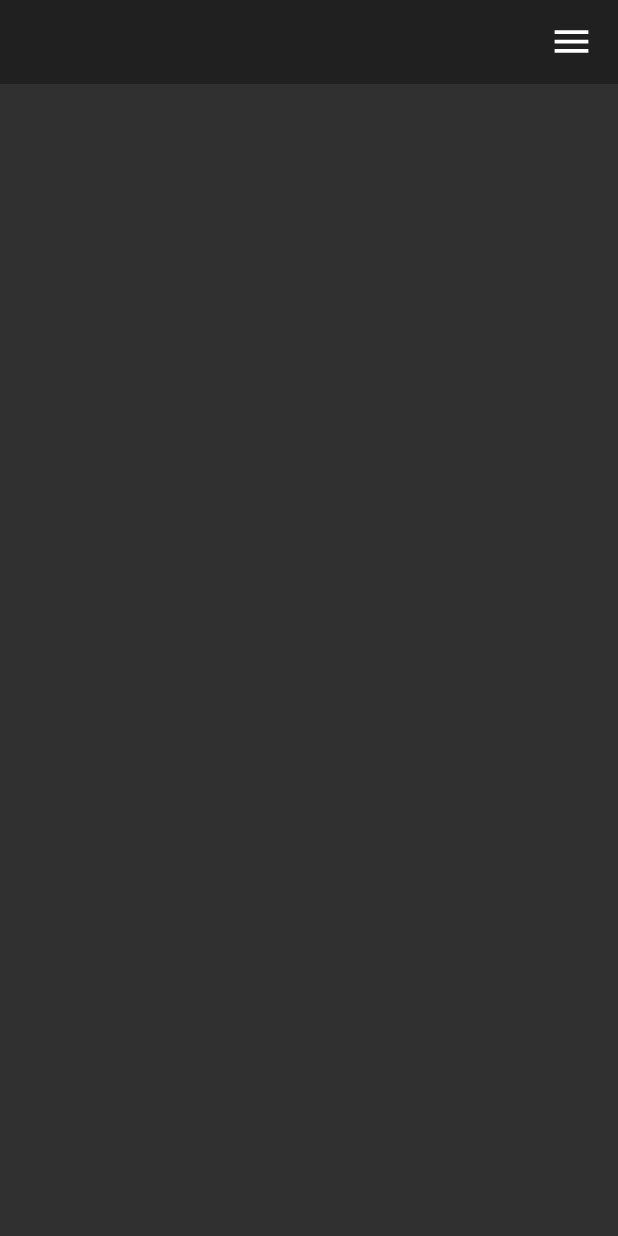
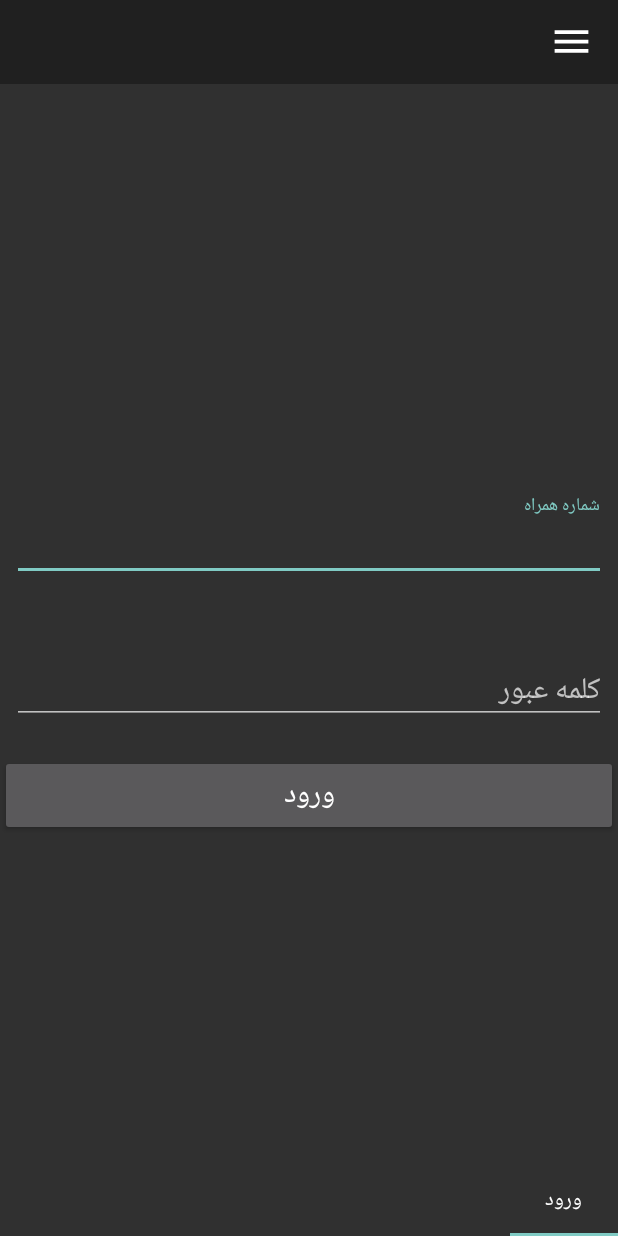
Before and after one commit to ahmader68/KalaBean, an Android app: the screen it shows after launch (MainActivity), on a phone screen of 412 x 824 dp. Run offline under Robolectric (Android 15) with nearby library versions, the phone set to English and light mode, and no system bars.

Commit message:
Based UI for Login fragment finished

```diff
--- /dev/null
+++ b/app/src/main/java/com/intek/kalabean/Adapters/ViewPagerAdapter.java
@@ -0,0 +1,39 @@
+package com.intek.kalabean.Adapters;
+
+import android.support.annotation.Nullable;
+import android.support.v4.app.Fragment;
+import android.support.v4.app.FragmentManager;
+import android.support.v4.app.FragmentStatePagerAdapter;
+
+import java.util.ArrayList;
+import java.util.List;
+
+public class ViewPagerAdapter extends FragmentStatePagerAdapter {
+    private List<Fragment> fragments;
+    private List<String> titles;
+    public ViewPagerAdapter(FragmentManager fm) {
+        super(fm);
+        fragments = new ArrayList<>();
+        titles = new ArrayList<>();
+    }
+
+    @Override
+    public Fragment getItem(int i) {
+        return fragments.get(i);
+    }
+
+    @Override
+    public int getCount() {
+        return fragments.size();
+    }
+    public void addFragment(Fragment fragment,String title){
+        fragments.add(fragment);
+        titles.add(title);
+    }
+
+    @Nullable
+    @Override
+    public CharSequence getPageTitle(int position) {
+        return titles.get(position);
+    }
+}
--- /dev/null
+++ b/app/src/main/java/com/intek/kalabean/Login/LoginContract.java
@@ -0,0 +1,13 @@
+package com.intek.kalabean.Login;
+
+import com.intek.kalabean.Base.BasePresenter;
+import com.intek.kalabean.Base.BaseView;
+
+public interface LoginContract {
+    interface View extends BaseView{
+
+    }
+    interface Presenter extends BasePresenter<View>{
+
+    }
+}
--- /dev/null
+++ b/app/src/main/java/com/intek/kalabean/Login/LoginFragment.java
@@ -0,0 +1,67 @@
+package com.intek.kalabean.Login;
+
+import android.content.Context;
+import android.support.design.widget.TextInputEditText;
+import android.support.design.widget.TextInputLayout;
+import android.view.View;
+import android.widget.Button;
+import android.widget.Toast;
+
+import com.intek.kalabean.Base.BaseFragment;
+import com.intek.kalabean.R;
+
+public class LoginFragment extends BaseFragment implements LoginContract.View {
+    TextInputLayout tilFragmentLoginUsername;
+    TextInputLayout tilFragmentLoginPassword;
+    TextInputEditText edtFragmentLoginUsername;
+    TextInputEditText edtFragmentLoginPassword;
+    Button btnFragmentLoginLogin;
+    @Override
+    public int getLayout() {
+        return R.layout.fragment_login;
+    }
+
+    @Override
+    public void setupViews() {
+        tilFragmentLoginUsername = rootView.findViewById(R.id.til_fragmentLogin_username);
+        tilFragmentLoginPassword = rootView.findViewById(R.id.til_fragmentLogin_password);
+        edtFragmentLoginUsername = rootView.findViewById(R.id.edt_fragmentLogin_username);
+        edtFragmentLoginPassword = rootView.findViewById(R.id.edt_fragmentLogin_password);
+        btnFragmentLoginLogin = rootView.findViewById(R.id.btn_fragmentLogin_login);
+        btnFragmentLoginLogin.setOnClickListener(new View.OnClickListener() {
+            @Override
+            public void onClick(View view) {
+                if(!validateUsername() || !validatePassword()){
+                    return;
+                }else{
+                    Toast.makeText(getViewContext(), "Continue", Toast.LENGTH_SHORT).show();
+                }
+            }
+        });
+    }
+
+    @Override
+    public Context getViewContext() {
+        return getContext();
+    }
+    private boolean validateUsername(){
+        String usernameInput = edtFragmentLoginUsername.getText().toString().trim();
+        if(usernameInput.isEmpty()){
+            tilFragmentLoginUsername.setError("فیلد نام کاربری خالی است");
+            return false;
+        }else{
+            tilFragmentLoginUsername.setError(null);
+            return true;
+        }
+    }
+    private boolean validatePassword(){
+        String passwordInput = edtFragmentLoginPassword.getText().toString().trim();
+        if(passwordInput.isEmpty()){
+            tilFragmentLoginPassword.setError("فیلد کلمه عبور خالی است");
+            return false;
+        }else {
+            tilFragmentLoginPassword.setError(null);
+            return true;
+        }
+    }
+}
--- /dev/null
+++ b/app/src/main/java/com/intek/kalabean/Login/LoginPresenter.java
@@ -0,0 +1,13 @@
+package com.intek.kalabean.Login;
+
+public class LoginPresenter implements LoginContract.Presenter {
+    @Override
+    public void attachView(LoginContract.View view) {
+
+    }
+
+    @Override
+    public void detachView() {
+
+    }
+}
--- a/app/src/main/java/com/intek/kalabean/MainActivity.java
+++ b/app/src/main/java/com/intek/kalabean/MainActivity.java
@@ -1,6 +1,10 @@
 package com.intek.kalabean;
 
+import android.support.design.widget.TabLayout;
+import android.support.v4.app.FragmentManager;
+import android.support.v4.app.FragmentTransaction;
 import android.support.v4.view.GravityCompat;
+import android.support.v4.view.ViewPager;
 import android.support.v4.widget.DrawerLayout;
 import android.support.v7.app.AppCompatActivity;
 import android.os.Bundle;
@@ -8,16 +12,22 @@ import android.view.Gravity;
 import android.view.View;
 import android.widget.ImageView;
 
+import com.intek.kalabean.Adapters.ViewPagerAdapter;
+import com.intek.kalabean.Login.LoginFragment;
+
 public class MainActivity extends AppCompatActivity {
 
     DrawerLayout drawer;
     ImageView hamburgMenu;
-
+    ViewPagerAdapter viewPagerAdapter;
+    TabLayout tabLayout;
+    ViewPager viewPager;
     @Override
     protected void onCreate(Bundle savedInstanceState) {
         super.onCreate(savedInstanceState);
         setContentView(R.layout.activity_main);
-
+        tabLayout = findViewById(R.id.tabLayout);
+        viewPager = findViewById(R.id.viewPager);
         drawer = findViewById(R.id.drawer);
         hamburgMenu = findViewById(R.id.hamburgMenu);
 
@@ -27,5 +37,10 @@ public class MainActivity extends AppCompatActivity {
                 drawer.openDrawer(GravityCompat.START);
             }
         });
+
+        viewPagerAdapter = new ViewPagerAdapter(getSupportFragmentManager());
+        viewPagerAdapter.addFragment(new LoginFragment(),"ورود");
+        viewPager.setAdapter(viewPagerAdapter);
+        tabLayout.setupWithViewPager(viewPager);
     }
 }
--- /dev/null
+++ b/app/src/main/res/layout/fragment_login.xml
@@ -0,0 +1,62 @@
+<?xml version="1.0" encoding="utf-8"?>
+<android.support.constraint.ConstraintLayout xmlns:android="http://schemas.android.com/apk/res/android"
+    xmlns:app="http://schemas.android.com/apk/res-auto"
+    android:layout_width="match_parent"
+    android:layout_height="match_parent"
+    android:layoutDirection="rtl"
+    android:id="@+id/con_fragmentLogin_mainLayout">
+
+    <android.support.constraint.Guideline
+        android:id="@+id/gl_fragmentLogin_center"
+        android:layout_width="match_parent"
+        android:layout_height="wrap_content"
+        android:orientation="horizontal"
+        app:layout_constraintGuide_percent="0.5" />
+
+    <android.support.design.widget.TextInputLayout
+        android:id="@+id/til_fragmentLogin_username"
+        android:layout_width="match_parent"
+        android:layout_height="wrap_content"
+        android:layout_margin="8dp"
+        app:errorEnabled="true"
+        app:layout_constraintBottom_toTopOf="@id/gl_fragmentLogin_center"
+        app:layout_constraintEnd_toEndOf="parent"
+        app:layout_constraintStart_toStartOf="parent">
+
+        <android.support.design.widget.TextInputEditText
+            android:id="@+id/edt_fragmentLogin_username"
+            android:layout_width="match_parent"
+            android:layout_height="wrap_content"
+            android:hint="@string/edt_fragmentLogin_username"
+            android:inputType="phone"
+            android:textSize="20sp" />
+    </android.support.design.widget.TextInputLayout>
+
+    <android.support.design.widget.TextInputLayout
+        android:id="@+id/til_fragmentLogin_password"
+        android:layout_width="match_parent"
+        android:layout_height="wrap_content"
+        android:layout_margin="8dp"
+        app:layout_constraintEnd_toEndOf="parent"
+        app:layout_constraintStart_toStartOf="parent"
+        app:layout_constraintTop_toBottomOf="@id/gl_fragmentLogin_center"
+        app:errorEnabled="true">
+        <android.support.design.widget.TextInputEditText
+            android:id="@+id/edt_fragmentLogin_password"
+            android:layout_width="match_parent"
+            android:layout_height="wrap_content"
+            android:hint="@string/edt_fragmentLogin_password"
+            android:textSize="20sp"
+            android:inputType="textPassword"/>
+
+    </android.support.design.widget.TextInputLayout>
+    <Button
+        android:id="@+id/btn_fragmentLogin_login"
+        android:layout_width="match_parent"
+        android:layout_height="wrap_content"
+        app:layout_constraintStart_toStartOf="parent"
+        app:layout_constraintEnd_toEndOf="parent"
+        app:layout_constraintTop_toBottomOf="@id/til_fragmentLogin_password"
+        android:text="@string/btn_fragmentLogin_login"
+        android:textSize="20sp"/>
+</android.support.constraint.ConstraintLayout>
--- a/app/src/main/res/values/strings.xml
+++ b/app/src/main/res/values/strings.xml
@@ -1,4 +1,7 @@
 <resources>
     <string name="app_name">Kala Bean</string>
     <string name="KalaBean">کالا بین</string>
+    <string name="edt_fragmentLogin_username">شماره همراه</string>
+    <string name="edt_fragmentLogin_password">کلمه عبور</string>
+    <string name="btn_fragmentLogin_login">ورود</string>
 </resources>
```
